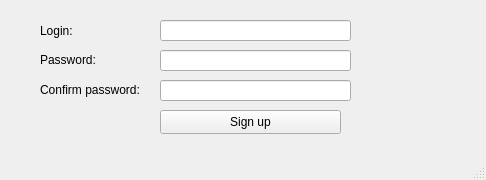
Before: the Qt Designer form BelBank/BelBank/Registration.ui in BelBank/Bank, drawn with Qt 5.
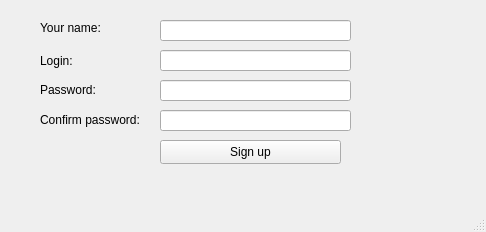
After: the same form once the commit is applied.

What changed in the file:
```diff
--- a/BelBank/BelBank/Registration.ui
+++ b/BelBank/BelBank/Registration.ui
@@ -7,7 +7,7 @@
     <x>0</x>
     <y>0</y>
     <width>486</width>
-    <height>180</height>
+    <height>232</height>
    </rect>
   </property>
   <property name="windowTitle">
@@ -18,7 +18,7 @@
     <property name="geometry">
      <rect>
       <x>160</x>
-      <y>20</y>
+      <y>50</y>
       <width>191</width>
       <height>21</height>
      </rect>
@@ -31,7 +31,7 @@
     <property name="geometry">
      <rect>
       <x>160</x>
-      <y>50</y>
+      <y>80</y>
       <width>191</width>
       <height>21</height>
      </rect>
@@ -44,7 +44,7 @@
     <property name="geometry">
      <rect>
       <x>160</x>
-      <y>80</y>
+      <y>110</y>
       <width>191</width>
       <height>21</height>
      </rect>
@@ -57,7 +57,7 @@
     <property name="geometry">
      <rect>
       <x>40</x>
-      <y>20</y>
+      <y>50</y>
       <width>121</width>
       <height>21</height>
      </rect>
@@ -70,7 +70,7 @@
     <property name="geometry">
      <rect>
       <x>40</x>
-      <y>50</y>
+      <y>80</y>
       <width>121</width>
       <height>20</height>
      </rect>
@@ -83,7 +83,7 @@
     <property name="geometry">
      <rect>
       <x>40</x>
-      <y>80</y>
+      <y>110</y>
       <width>111</width>
       <height>20</height>
      </rect>
@@ -96,7 +96,7 @@
     <property name="geometry">
      <rect>
       <x>160</x>
-      <y>110</y>
+      <y>140</y>
       <width>181</width>
       <height>24</height>
      </rect>
@@ -105,6 +105,32 @@
      <string>Sign up</string>
     </property>
    </widget>
+   <widget class="QLineEdit" name="LE_name">
+    <property name="geometry">
+     <rect>
+      <x>160</x>
+      <y>20</y>
+      <width>191</width>
+      <height>21</height>
+     </rect>
+    </property>
+    <property name="maxLength">
+     <number>40</number>
+    </property>
+   </widget>
+   <widget class="QLabel" name="label_4">
+    <property name="geometry">
+     <rect>
+      <x>40</x>
+      <y>20</y>
+      <width>91</width>
+      <height>16</height>
+     </rect>
+    </property>
+    <property name="text">
+     <string>Your name:</string>
+    </property>
+   </widget>
   </widget>
   <widget class="QMenuBar" name="menubar">
    <property name="geometry">
```
